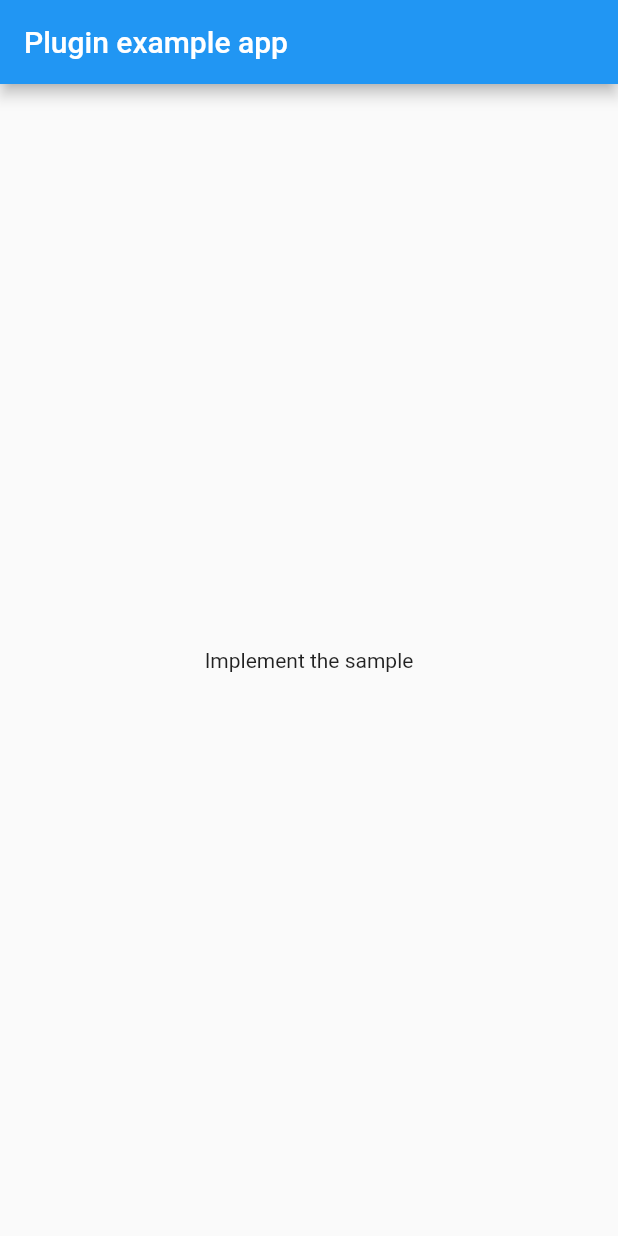
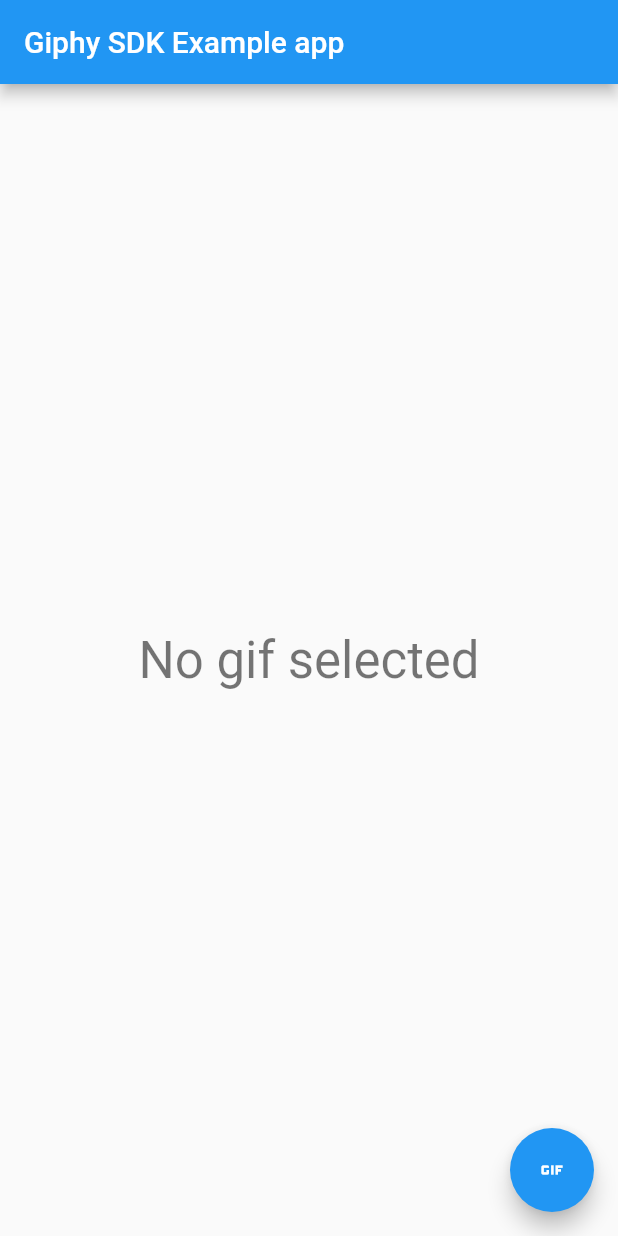
Before and after one commit to brim-borium/giphy_sdk, a Flutter app: the screen it shows after launch, on a phone screen of 412 x 824 dp. Run offline on Flutter 3.47's test engine with Material 2 defaults, Android fonts, the phone set to English and light mode, and no system bars; our stand-ins replace flutter_dotenv, logger; missing offline and left inert: dart:html.

Commit message:
Feature/add api key authentication (#2)
* Add initial call to giphy sdk

* add gifselection listener

* Adds callback for giphy selection

* update gitignore

* add Models

* Update sample

* Fixed wrong jsonname on model

* Fix nullable types

* deactivate rule for missing assets

* add .env

* ignore changes made to .env

* update gitignore

* combine duplicate models

* more combining duplicate models

* add giphy settings object

* Add more error reporting for settings mapping

* Update example and user dictionary

* format file

```diff
--- a/example/analysis_options.yaml
+++ b/example/analysis_options.yaml
@@ -22,6 +22,7 @@ linter:
   # `// ignore_for_file: name_of_lint` syntax on the line or in the file
   # producing the lint.
   rules:
+    asset_does_not_exist: false
     # avoid_print: false  # Uncomment to disable the `avoid_print` rule
     # prefer_single_quotes: true  # Uncomment to enable the `prefer_single_quotes` rule
 
--- a/example/lib/main.dart
+++ b/example/lib/main.dart
@@ -1,6 +1,10 @@
 import 'package:flutter/material.dart';
+import 'package:flutter_dotenv/flutter_dotenv.dart';
+import 'package:giphy_sdk/giphy_sdk.dart';
+import 'package:giphy_sdk/models/giphy_media.dart';
 
-void main() {
+void main() async {
+  await dotenv.load(fileName: ".env");
   runApp(const MyApp());
 }
 
@@ -12,16 +16,81 @@ class MyApp extends StatefulWidget {
 }
 
 class _MyAppState extends State<MyApp> {
+  GiphyMedia? _giphyMedia;
   @override
   Widget build(BuildContext context) {
     return MaterialApp(
       home: Scaffold(
+        floatingActionButton: FloatingActionButton(
+          onPressed: () async {
+            var apiKey = dotenv.env['API_KEY'];
+            var settings = const GiphySettings.textCreation();
+            var media = await GiphySdk.openGiphySelection(
+              apiKey: apiKey!,
+              giphySettings: settings,
+            );
+            setState(() {
+              _giphyMedia = media;
+            });
+          },
+          child: const Icon(Icons.gif),
+        ),
         appBar: AppBar(
-          title: const Text('Plugin example app'),
+          title: const Text('Giphy SDK Example app'),
         ),
-        body: const Center(
-          child: Text('Implement the sample'),
+        body: _buildBody(),
+      ),
+    );
+  }
+
+  Widget _buildBody() {
+    if (_giphyMedia == null) {
+      return Center(
+        child: Text(
+          "No gif selected",
+          style: Theme.of(context).textTheme.headline4,
         ),
+      );
+    }
+
+    return Padding(
+      padding: const EdgeInsets.all(8.0),
+      child: Column(
+        mainAxisAlignment: MainAxisAlignment.start,
+        crossAxisAlignment: CrossAxisAlignment.start,
+        children: [
+          Text(
+            "Information about the selected gif",
+            style: Theme.of(context).textTheme.headline4,
+          ),
+          ListTile(title: Text("id: ${_giphyMedia?.id}")),
+          ListTile(title: Text("type: ${_giphyMedia?.type}")),
+          ListTile(title: Text("title: ${_giphyMedia?.title}")),
+          Text(
+            "The selected gif",
+            style: Theme.of(context).textTheme.headline4,
+          ),
+          if (_giphyMedia?.url != null)
+            Image.network(
+              _giphyMedia?.url as String,
+              loadingBuilder: (BuildContext context, Widget child,
+                  ImageChunkEvent? loadingProgress) {
+                if (loadingProgress == null) {
+                  return child;
+                }
+                return Center(
+                  child: CircularProgressIndicator(
+                    value: loadingProgress.expectedTotalBytes != null
+                        ? loadingProgress.cumulativeBytesLoaded /
+                            loadingProgress.expectedTotalBytes!
+                        : null,
+                  ),
+                );
+              },
+            )
+          else
+            const Text("Could not load gif"),
+        ],
       ),
     );
   }
--- /dev/null
+++ b/lib/enums/giphy_content_type.dart
@@ -0,0 +1,20 @@
+/// Holds the values of the enabled content types for the giphy selection
+enum GiphyContentType {
+  /// clips
+  clips,
+
+  /// gifs
+  gif,
+
+  /// sickers
+  sticker,
+
+  /// text
+  text,
+
+  /// emoji
+  emoji,
+
+  /// recents
+  recents,
+}
--- /dev/null
+++ b/lib/enums/giphy_theme.dart
@@ -0,0 +1,14 @@
+/// Holds the values to select a specific theme for the giphy selection
+enum GiphyTheme {
+  /// automatic
+  automatic,
+
+  /// light
+  light,
+
+  /// dark
+  dark,
+
+  /// custom
+  custom,
+}
--- /dev/null
+++ b/lib/models/giphy_media.dart
@@ -0,0 +1,108 @@
+import 'package:giphy_sdk/models/user.dart';
+import 'package:giphy_sdk/models/user_dictionary.dart';
+import 'package:json_annotation/json_annotation.dart';
+
+import 'images.dart';
+
+part 'giphy_media.g.dart';
+
+@JsonSerializable()
+class GiphyMedia {
+  @JsonKey(name: 'analytics_response_payload')
+  String analyticsResponsePayload;
+  @JsonKey(name: 'animated_text_style')
+  String? animatedTextStyle;
+  @JsonKey(name: 'bitly_gif_url')
+  String? bitlyGifUrl;
+  @JsonKey(name: 'bitly_url')
+  String? bitlyUrl;
+  @JsonKey(name: 'content_url')
+  String? contentUrl;
+  @JsonKey(name: 'embed_url')
+  String? embedUrl;
+  @JsonKey(name: 'has_attribution')
+  bool hasAttribution;
+  @JsonKey(name: 'id')
+  String id;
+  @JsonKey(name: 'images')
+  Images images;
+  @JsonKey(name: 'import_datetime')
+  String? importDatetime;
+  @JsonKey(name: 'is_anonymous')
+  bool isAnonymous;
+  @JsonKey(name: 'is_community')
+  bool isCommunity;
+  @JsonKey(name: 'is_dynamic')
+  bool isDynamic;
+  @JsonKey(name: 'is_featured')
+  bool isFeatured;
+  @JsonKey(name: 'is_hidden')
+  bool isHidden;
+  @JsonKey(name: 'is_indexable')
+  bool isIndexable;
+  @JsonKey(name: 'is_realtime')
+  bool isRealtime;
+  @JsonKey(name: 'is_removed')
+  bool isRemoved;
+  @JsonKey(name: 'is_sticker')
+  bool isSticker;
+  @JsonKey(name: 'rating')
+  String? rating;
+  @JsonKey(name: 'slug')
+  String? slug;
+  @JsonKey(name: 'source')
+  String? source;
+  @JsonKey(name: 'source_post_url')
+  String? sourcePostUrl;
+  @JsonKey(name: 'source_tld')
+  String? sourceTld;
+  @JsonKey(name: 'title')
+  String title;
+  @JsonKey(name: 'trending_datetime')
+  String? trendingDatetime;
+  @JsonKey(name: 'type')
+  String type;
+  @JsonKey(name: 'url')
+  String url;
+  @JsonKey(name: 'user')
+  User? user;
+  @JsonKey(name: 'userDictionary')
+  UserDictionary userDictionary;
+
+  GiphyMedia(
+    this.analyticsResponsePayload,
+    this.bitlyGifUrl,
+    this.bitlyUrl,
+    this.contentUrl,
+    this.embedUrl,
+    this.hasAttribution,
+    this.id,
+    this.images,
+    this.importDatetime,
+    this.isAnonymous,
+    this.isCommunity,
+    this.isDynamic,
+    this.isFeatured,
+    this.isHidden,
+    this.isIndexable,
+    this.isRealtime,
+    this.isRemoved,
+    this.isSticker,
+    this.rating,
+    this.slug,
+    this.source,
+    this.sourcePostUrl,
+    this.sourceTld,
+    this.title,
+    this.trendingDatetime,
+    this.type,
+    this.url,
+    this.user,
+    this.userDictionary,
+  );
+
+  factory GiphyMedia.fromJson(Map<String, dynamic> json) =>
+      _$GiphyMediaFromJson(json);
+
+  Map<String, dynamic> toJson() => _$GiphyMediaToJson(this);
+}
--- /dev/null
+++ b/lib/models/giphy_settings.dart
@@ -0,0 +1,99 @@
+import 'package:giphy_sdk/enums/giphy_content_type.dart';
+import 'package:giphy_sdk/enums/giphy_theme.dart';
+import 'package:json_annotation/json_annotation.dart';
+
+part 'giphy_settings.g.dart';
+
+/// Used to configure the apperance and configuration of the giphy selection.
+///
+/// It uses a default set of settings but can individually be changed. For ease
+/// of use there are multiple constructors available to create the object
+///   [GiphySettings] -> everything enabled
+///   [GiphySettings.textCreation] -> just text gifs with the GIPHY TEXT feature
+@JsonSerializable()
+class GiphySettings {
+  /// Set the theme type to be [GiphyTheme.automatic], [GiphyTheme.light],
+  /// [GiphyTheme.dark] or [GiphyTheme.custom] which will match the
+  /// application's Night Mode specifications
+  ///
+  /// Defaults to automatic
+  final GiphyTheme theme;
+
+  /// Set the content type(s) you'd like to show, which is a List of
+  /// [GiphyContentType]
+  ///
+  /// Defaults to show all available contentTypes
+  ///
+  /// Supported content types are
+  ///   [GiphyContentType.clips],
+  ///   [GiphyContentType.gif],
+  ///   [GiphyContentType.sticker],
+  ///   [GiphyContentType.text],
+  ///   [GiphyContentType.emoji],
+  ///   [GiphyContentType.recents]
+  final List<GiphyContentType> contentTypes;
+
+  /// Customise the number of columns for stickers
+  /// (Accepted values between 2 and 4).
+  ///
+  /// Defaults to 3
+  final int columnCount;
+
+  /// Sets which [GiphyContentType] should be selected on default when opening
+  /// the gif selection
+  ///
+  /// Defaults to [GiphyContentType.gif]
+  final GiphyContentType selectedContentType;
+
+  /// Option to show the suggestions bar
+  ///
+  /// Defaults to show the suggestions bar
+  final bool showSuggestionsBar;
+
+  /// Option to show a secondary confirmation screen when the user taps a GIF,
+  /// which shows a larger rendition of the asset.
+  ///
+  /// Defaults to show a confirmation screen
+  final bool showConfirmationScreen;
+
+  /// Enable the GIPHY Text creation experience by setting
+  /// the [enabledDynamicText] to true:
+  ///
+  /// Ensure that the [GiphyContentType.text] is included in your
+  /// [selectedContentType] list.
+  final bool enabledDynamicText;
+
+  /// Creates the [GiphySettings] with default values
+  const GiphySettings({
+    this.theme = GiphyTheme.automatic,
+    this.contentTypes = const [
+      GiphyContentType.clips,
+      GiphyContentType.gif,
+      GiphyContentType.sticker,
+      GiphyContentType.text,
+      GiphyContentType.emoji,
+      GiphyContentType.recents
+    ],
+    this.columnCount = 3,
+    this.selectedContentType = GiphyContentType.gif,
+    this.showSuggestionsBar = true,
+    this.showConfirmationScreen = true,
+    this.enabledDynamicText = true,
+  }) : assert(columnCount >= 2 && columnCount <= 4);
+
+  /// Creates the [GiphySettings] with just text creation enabled
+  const GiphySettings.textCreation({
+    this.theme = GiphyTheme.automatic,
+    this.contentTypes = const [GiphyContentType.text],
+    this.columnCount = 3,
+    this.selectedContentType = GiphyContentType.text,
+    this.showSuggestionsBar = true,
+    this.showConfirmationScreen = true,
+    this.enabledDynamicText = true,
+  }) : assert(columnCount >= 2 && columnCount <= 4);
+
+  factory GiphySettings.fromJson(Map<String, dynamic> json) =>
+      _$GiphySettingsFromJson(json);
+
+  Map<String, dynamic> toJson() => _$GiphySettingsToJson(this);
+}
--- /dev/null
+++ b/lib/models/images.dart
@@ -0,0 +1,76 @@
+import 'package:json_annotation/json_annotation.dart';
+
+import 'image_attributes.dart';
+
+part 'images.g.dart';
+
+@JsonSerializable()
+class Images {
+  @JsonKey(name: 'downsized')
+  ImageAttributes? downsized;
+  @JsonKey(name: 'downsized_large')
+  ImageAttributes? downsizedLarge;
+  @JsonKey(name: 'downsized_medium')
+  ImageAttributes? downsizedMedium;
+  @JsonKey(name: 'downsized_small')
+  ImageAttributes? downsizedSmall;
+  @JsonKey(name: 'downsized_still')
+  ImageAttributes? downsizedStill;
+  @JsonKey(name: 'fixed_height')
+  ImageAttributes? fixedHeight;
+  @JsonKey(name: 'fixed_height_downsampled')
+  ImageAttributes? fixedHeightDownsampled;
+  @JsonKey(name: 'fixed_height_small')
+  ImageAttributes? fixedHeightSmall;
+  @JsonKey(name: 'fixed_height_small_still')
+  ImageAttributes? fixedHeightSmallStill;
+  @JsonKey(name: 'fixed_height_still')
+  ImageAttributes? fixedHeightStill;
+  @JsonKey(name: 'fixed_width')
+  ImageAttributes fixedWidth;
+  @JsonKey(name: 'fixed_width_downsampled')
+  ImageAttributes fixedWidthDownsampled;
+  @JsonKey(name: 'fixed_width_small')
+  ImageAttributes fixedWidthSmall;
+  @JsonKey(name: 'fixed_width_small_still')
+  ImageAttributes? fixedWidthSmallStill;
+  @JsonKey(name: 'fixed_width_still')
+  ImageAttributes? fixedWidthStill;
+  @JsonKey(name: 'looping')
+  ImageAttributes? looping;
+  @JsonKey(name: 'mediaId')
+  String mediaId;
+  @JsonKey(name: 'original')
+  ImageAttributes original;
+  @JsonKey(name: 'original_still')
+  ImageAttributes? originalStill;
+  @JsonKey(name: 'preview')
+  ImageAttributes? preview;
+
+  Images(
+    this.downsized,
+    this.downsizedLarge,
+    this.downsizedMedium,
+    this.downsizedSmall,
+    this.downsizedStill,
+    this.fixedHeight,
+    this.fixedHeightDownsampled,
+    this.fixedHeightSmall,
+    this.fixedHeightSmallStill,
+    this.fixedHeightStill,
+    this.fixedWidth,
+    this.fixedWidthDownsampled,
+    this.fixedWidthSmall,
+    this.fixedWidthSmallStill,
+    this.fixedWidthStill,
+    this.looping,
+    this.mediaId,
+    this.original,
+    this.originalStill,
+    this.preview,
+  );
+
+  factory Images.fromJson(Map<String, dynamic> json) => _$ImagesFromJson(json);
+
+  Map<String, dynamic> toJson() => _$ImagesToJson(this);
+}
--- /dev/null
+++ b/lib/models/user.dart
@@ -0,0 +1,50 @@
+import 'package:json_annotation/json_annotation.dart';
+
+part 'user.g.dart';
+
+@JsonSerializable()
+class User {
+  @JsonKey(name: 'avatar_url')
+  String avatarUrl;
+  @JsonKey(name: 'banner_url')
+  String bannerUrl;
+  @JsonKey(name: 'description')
+  String description;
+  @JsonKey(name: 'display_name')
+  String displayName;
+  @JsonKey(name: 'instagram_url')
+  String instagramUrl;
+  @JsonKey(name: 'is_public')
+  bool isPublic;
+  @JsonKey(name: 'is_staff')
+  bool isStaff;
+  @JsonKey(name: 'suppress_chrome')
+  bool suppressChrome;
+  @JsonKey(name: 'profile_url')
+  String profileUrl;
+  @JsonKey(name: 'username')
+  String username;
+  @JsonKey(name: 'is_verified')
+  bool isVerified;
+  @JsonKey(name: 'website_url')
+  String websiteUrl;
+
+  User(
+    this.avatarUrl,
+    this.bannerUrl,
+    this.description,
+    this.displayName,
+    this.instagramUrl,
+    this.isPublic,
+    this.isStaff,
+    this.suppressChrome,
+    this.profileUrl,
+    this.username,
+    this.isVerified,
+    this.websiteUrl,
+  );
+
+  factory User.fromJson(Map<String, dynamic> json) => _$UserFromJson(json);
+
+  Map<String, dynamic> toJson() => _$UserToJson(this);
+}
--- /dev/null
+++ b/lib/models/user_dictionary.dart
@@ -0,0 +1,20 @@
+import 'package:json_annotation/json_annotation.dart';
+
+part 'user_dictionary.g.dart';
+
+@JsonSerializable()
+class UserDictionary {
+  @JsonKey(name: 'rk')
+  String? rk;
+  @JsonKey(name: 'pk')
+  String? pk;
+  @JsonKey(name: 'itk')
+  String? itk;
+
+  UserDictionary(this.rk, this.pk, this.itk);
+
+  factory UserDictionary.fromJson(Map<String, dynamic> json) =>
+      _$UserDictionaryFromJson(json);
+
+  Map<String, dynamic> toJson() => _$UserDictionaryToJson(this);
+}
--- /dev/null
+++ b/lib/platform_channels.dart
@@ -0,0 +1,14 @@
+/// Holds the names for all methods that are used in the package
+class MethodNames {
+  /// method name for [openGiphySelection]
+  static const String openGiphySelection = "openGiphySelection";
+}
+
+/// Holds the names for all parameters that are used in the package
+class ParameterNames {
+  /// param name for [apiKey]
+  static const String apiKey = 'apiKey';
+
+  /// param name for [giphySettings]
+  static const String giphySettings = 'giphySettings';
+}
--- a/pubspec.yaml
+++ b/pubspec.yaml
@@ -15,11 +15,14 @@ dependencies:
     sdk: flutter
 
   logger: ^1.1.0
+  json_annotation: ^4.3.0
 
 dev_dependencies:
   flutter_test:
     sdk: flutter
   flutter_lints: ^1.0.4
+  build_runner: ^2.1.5
+  json_serializable: ^6.0.1
 
 # For information on the generic Dart part of this file, see the
 # following page: https://dart.dev/tools/pub/pubspec
```
Also changed, not shown: example/pubspec.yaml (+3 -4 lines), lib/extensions/enum_list_extensions.dart (added, +13 -0 lines), lib/giphy_sdk.dart (+43 -13 lines), lib/models/image_attributes.dart (added, +48 -0 lines), example/pubspec.lock, lib/models/giphy_media.g.dart (added), lib/models/giphy_settings.g.dart (added), lib/models/image_attributes.g.dart (added), lib/models/images.g.dart (added), lib/models/user.g.dart (added), lib/models/user_dictionary.g.dart (added), 6 other files.
